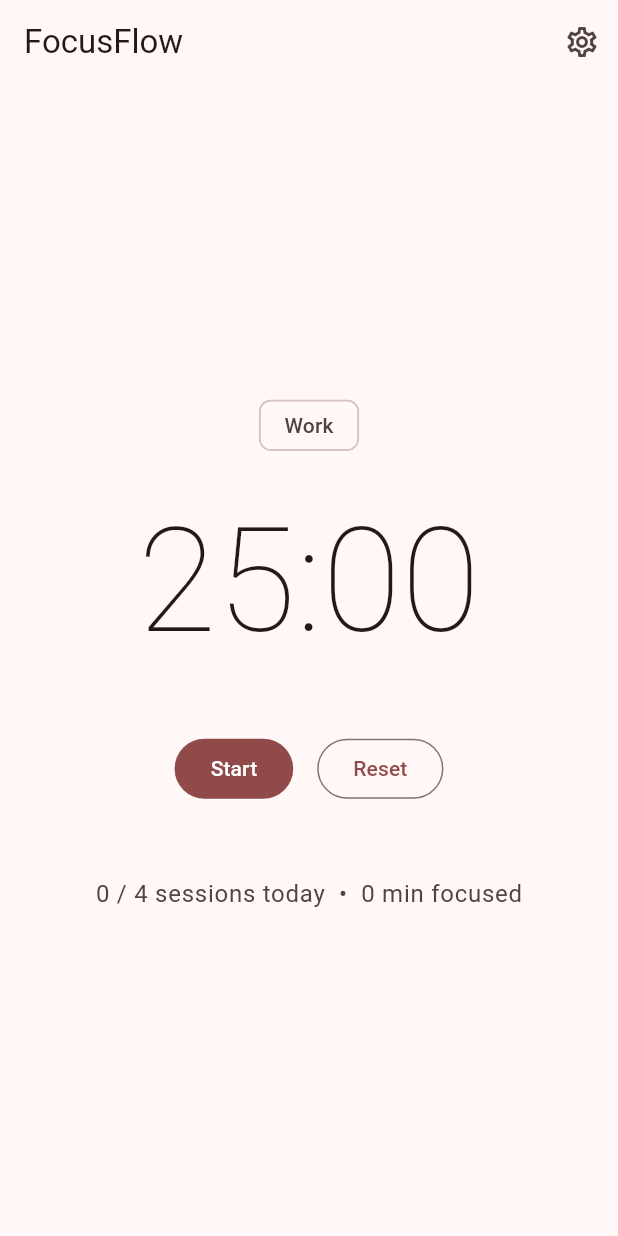
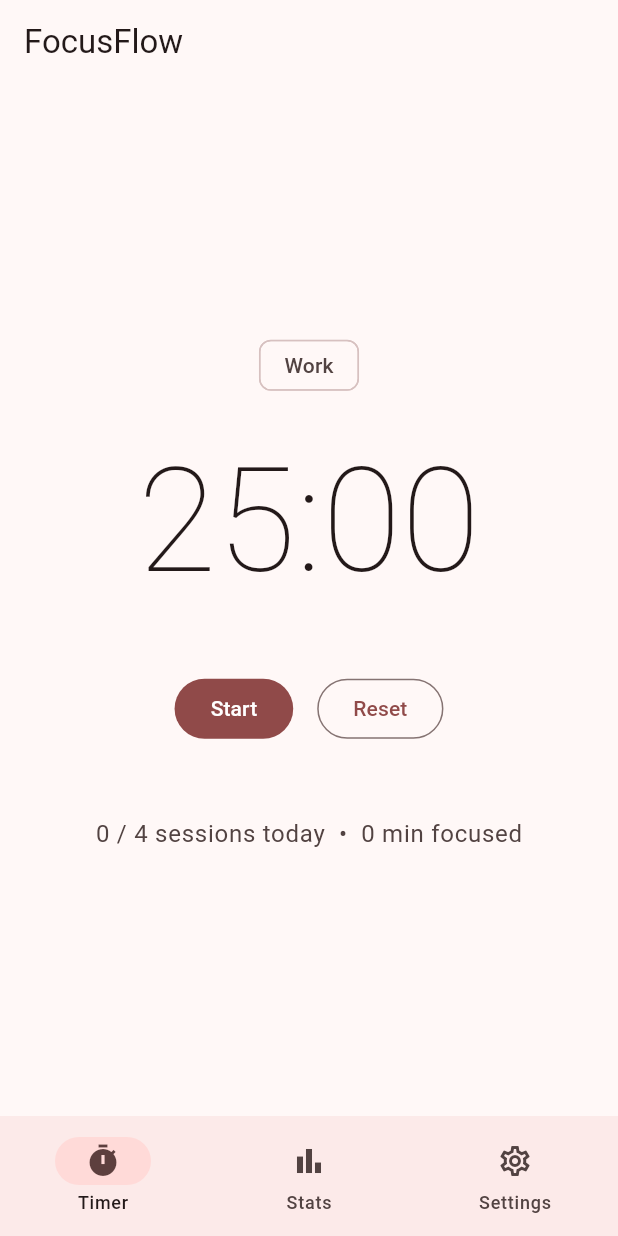
Before and after one commit to nourbagh0-star/FocusFlow, a Flutter app: the screen it shows after launch, on a phone screen of 412 x 824 dp. Run offline on Flutter 3.47's test engine with Material 3 defaults, Android fonts, the phone set to English and light mode, and no system bars; our stand-ins replace audioplayers, equatable, flutter_bloc, flutter_local_notifications, get_it, go_router and 4 more; accounts and stored records are empty.

Commit message:
feat(stats): add Stats page with bottom navigation
- Add StatsPage with four cards: Today, This week, All time, Longest streak
- Add StatsCubit / StatsState managing all four stats reactively
- Add GetWeekStats and GetAllTimeStats use cases (Mon–Sun range + epoch range)
- Add getStatsForRange to StatsRepository interface and StatsRepositoryImpl
- Add ScaffoldWithNavBar shell with Material 3 NavigationBar (Timer / Stats / Settings)
- Wrap all routes in ShellRoute; add /stats route to AppRouter
- Register GetWeekStats and GetAllTimeStats in injection.dart
- Remove settings icon button from TimerPage (Settings now in bottom nav)

Co-Authored-By: Claude Sonnet 4.6 <noreply@anthropic.com>

```diff
--- a/lib/app/di/injection.dart
+++ b/lib/app/di/injection.dart
@@ -12,8 +12,10 @@ import 'package:focus_flow/features/settings/domain/usecases/update_app_settings
 import 'package:focus_flow/features/settings/domain/usecases/watch_app_settings.dart';
 import 'package:focus_flow/features/statistics/data/repositories/stats_repository_impl.dart';
 import 'package:focus_flow/features/statistics/domain/repositories/stats_repository.dart';
+import 'package:focus_flow/features/statistics/domain/usecases/get_all_time_stats.dart';
 import 'package:focus_flow/features/statistics/domain/usecases/get_streak.dart';
 import 'package:focus_flow/features/statistics/domain/usecases/get_today_stats.dart';
+import 'package:focus_flow/features/statistics/domain/usecases/get_week_stats.dart';
 import 'package:focus_flow/features/statistics/domain/usecases/watch_streak.dart';
 import 'package:focus_flow/features/statistics/domain/usecases/watch_today_stats.dart';
 import 'package:focus_flow/features/timer/data/datasources/session_local_datasource.dart';
@@ -63,6 +65,8 @@ Future<void> setupDependencies() async {
   sl.registerSingleton<WatchTodayStats>(WatchTodayStats(sl()));
   sl.registerSingleton<GetStreak>(GetStreak(sl()));
   sl.registerSingleton<WatchStreak>(WatchStreak(sl()));
+  sl.registerSingleton<GetWeekStats>(GetWeekStats(sl()));
+  sl.registerSingleton<GetAllTimeStats>(GetAllTimeStats(sl()));
   sl.registerSingleton<GetAppSettings>(GetAppSettings(sl()));
   sl.registerSingleton<UpdateAppSettings>(UpdateAppSettings(sl()));
   sl.registerSingleton<WatchAppSettings>(WatchAppSettings(sl()));
--- a/lib/app/router/app_router.dart
+++ b/lib/app/router/app_router.dart
@@ -2,9 +2,12 @@ import 'package:flutter_bloc/flutter_bloc.dart';
 import 'package:go_router/go_router.dart';
 
 import 'package:focus_flow/app/di/injection.dart';
+import 'package:focus_flow/app/router/scaffold_with_nav_bar.dart';
 import 'package:focus_flow/features/settings/presentation/pages/settings_page.dart';
+import 'package:focus_flow/features/statistics/presentation/cubit/stats_cubit.dart';
 import 'package:focus_flow/features/statistics/presentation/cubit/streak_cubit.dart';
 import 'package:focus_flow/features/statistics/presentation/cubit/today_stats_cubit.dart';
+import 'package:focus_flow/features/statistics/presentation/pages/stats_page.dart';
 import 'package:focus_flow/features/timer/presentation/cubit/timer_cubit.dart';
 import 'package:focus_flow/features/timer/presentation/pages/timer_page.dart';
 
@@ -13,6 +16,9 @@ class AppRouter {
 
   static final GoRouter router = GoRouter(
     initialLocation: '/',
+    routes: [
+      ShellRoute(
+        builder: (context, state, child) => ScaffoldWithNavBar(child: child),
         routes: [
           GoRoute(
             path: '/',
@@ -29,11 +35,25 @@ class AppRouter {
             ),
           ),
           GoRoute(
+            path: '/stats',
+            name: 'stats',
+            builder: (context, state) => BlocProvider(
+              create: (_) => StatsCubit(
+                watchTodayStats: sl(),
+                getWeekStats: sl(),
+                getAllTimeStats: sl(),
+                watchStreak: sl(),
+              ),
+              child: const StatsPage(),
+            ),
+          ),
+          GoRoute(
             path: '/settings',
             name: 'settings',
             builder: (context, state) => const SettingsPage(),
           ),
-      // Future: '/stats', '/paywall'
+        ],
+      ),
     ],
   );
 }
--- /dev/null
+++ b/lib/app/router/scaffold_with_nav_bar.dart
@@ -0,0 +1,49 @@
+import 'package:flutter/material.dart';
+import 'package:go_router/go_router.dart';
+
+class ScaffoldWithNavBar extends StatelessWidget {
+  const ScaffoldWithNavBar({required this.child, super.key});
+
+  final Widget child;
+
+  @override
+  Widget build(BuildContext context) {
+    final location = GoRouterState.of(context).uri.path;
+    final index = switch (location) {
+      '/' => 0,
+      '/stats' => 1,
+      '/settings' => 2,
+      _ => 0,
+    };
+
+    return Scaffold(
+      body: child,
+      bottomNavigationBar: NavigationBar(
+        selectedIndex: index,
+        onDestinationSelected: (i) => switch (i) {
+          0 => context.go('/'),
+          1 => context.go('/stats'),
+          2 => context.go('/settings'),
+          _ => context.go('/'),
+        },
+        destinations: const [
+          NavigationDestination(
+            icon: Icon(Icons.timer_outlined),
+            selectedIcon: Icon(Icons.timer),
+            label: 'Timer',
+          ),
+          NavigationDestination(
+            icon: Icon(Icons.bar_chart_outlined),
+            selectedIcon: Icon(Icons.bar_chart),
+            label: 'Stats',
+          ),
+          NavigationDestination(
+            icon: Icon(Icons.settings_outlined),
+            selectedIcon: Icon(Icons.settings),
+            label: 'Settings',
+          ),
+        ],
+      ),
+    );
+  }
+}
--- a/lib/features/statistics/data/repositories/stats_repository_impl.dart
+++ b/lib/features/statistics/data/repositories/stats_repository_impl.dart
@@ -16,6 +16,12 @@ class StatsRepositoryImpl implements StatsRepository {
   Future<DailyStats> getStatsForDay(DateTime day) async {
     final sessions = await _sessions.getInRange(startOfDay(day), endOfDay(day));
     return _aggregate(day, sessions);
+  }
+
+  @override
+  Future<DailyStats> getStatsForRange(DateTime start, DateTime end) async {
+    final sessions = await _sessions.getInRange(start, end);
+    return _aggregate(start, sessions);
   }
 
   @override
--- a/lib/features/statistics/domain/repositories/stats_repository.dart
+++ b/lib/features/statistics/domain/repositories/stats_repository.dart
@@ -3,6 +3,8 @@ import 'package:focus_flow/features/statistics/domain/entities/streak.dart';
 
 abstract class StatsRepository {
   Future<DailyStats> getStatsForDay(DateTime day);
+
+  Future<DailyStats> getStatsForRange(DateTime start, DateTime end);
 
   Stream<DailyStats> watchToday();
 
--- /dev/null
+++ b/lib/features/statistics/presentation/cubit/stats_cubit.dart
@@ -0,0 +1,65 @@
+import 'dart:async';
+
+import 'package:flutter_bloc/flutter_bloc.dart';
+
+import 'package:focus_flow/features/statistics/domain/usecases/get_all_time_stats.dart';
+import 'package:focus_flow/features/statistics/domain/usecases/get_week_stats.dart';
+import 'package:focus_flow/features/statistics/domain/usecases/watch_streak.dart';
+import 'package:focus_flow/features/statistics/domain/usecases/watch_today_stats.dart';
+import 'package:focus_flow/features/statistics/presentation/cubit/stats_state.dart';
+
+class StatsCubit extends Cubit<StatsState> {
+  StatsCubit({
+    required this.watchTodayStats,
+    required this.getWeekStats,
+    required this.getAllTimeStats,
+    required this.watchStreak,
+  }) : super(StatsState()) {
+    _init();
+  }
+
+  final WatchTodayStats watchTodayStats;
+  final GetWeekStats getWeekStats;
+  final GetAllTimeStats getAllTimeStats;
+  final WatchStreak watchStreak;
+
+  StreamSubscription? _todaySub;
+  StreamSubscription? _streakSub;
+
+  Future<void> _init() async {
+    final today = await watchTodayStats().first;
+    final streak = await watchStreak().first;
+    final week = await getWeekStats();
+    final allTime = await getAllTimeStats();
+
+    if (isClosed) return;
+    emit(StatsState(
+      isLoading: false,
+      today: today,
+      thisWeek: week,
+      allTime: allTime,
+      streak: streak,
+    ));
+
+    _todaySub = watchTodayStats().listen((today) {
+      emit(state.copyWith(today: today));
+      _reloadRange();
+    });
+    _streakSub = watchStreak().listen((streak) {
+      emit(state.copyWith(streak: streak));
+    });
+  }
+
+  Future<void> _reloadRange() async {
+    final week = await getWeekStats();
+    final allTime = await getAllTimeStats();
+    if (!isClosed) emit(state.copyWith(thisWeek: week, allTime: allTime));
+  }
+
+  @override
+  Future<void> close() {
+    _todaySub?.cancel();
+    _streakSub?.cancel();
+    return super.close();
+  }
+}
--- a/lib/features/timer/presentation/pages/timer_page.dart
+++ b/lib/features/timer/presentation/pages/timer_page.dart
@@ -1,6 +1,5 @@
 import 'package:flutter/material.dart';
 import 'package:flutter_bloc/flutter_bloc.dart';
-import 'package:go_router/go_router.dart';
 
 import 'package:focus_flow/app/di/injection.dart';
 import 'package:focus_flow/core/services/audio_service.dart';
@@ -16,15 +15,7 @@ class TimerPage extends StatelessWidget {
   @override
   Widget build(BuildContext context) {
     return Scaffold(
-      appBar: AppBar(
-        title: const Text('FocusFlow'),
-        actions: [
-          IconButton(
-            icon: const Icon(Icons.settings_outlined),
-            onPressed: () => context.go('/settings'),
-          ),
-        ],
-      ),
+      appBar: AppBar(title: const Text('FocusFlow')),
       body: BlocListener<TimerCubit, TimerState>(
         listenWhen: (prev, curr) =>
             prev is! TimerCompleted && curr is TimerCompleted,
```
Also changed, not shown: lib/features/statistics/domain/usecases/get_all_time_stats.dart (added, +13 -0 lines), lib/features/statistics/domain/usecases/get_week_stats.dart (added, +15 -0 lines), lib/features/statistics/presentation/cubit/stats_state.dart (added, +41 -0 lines), lib/features/statistics/presentation/pages/stats_page.dart (added, +202 -0 lines). Lines whose indentation alone changed are shown as unchanged.
